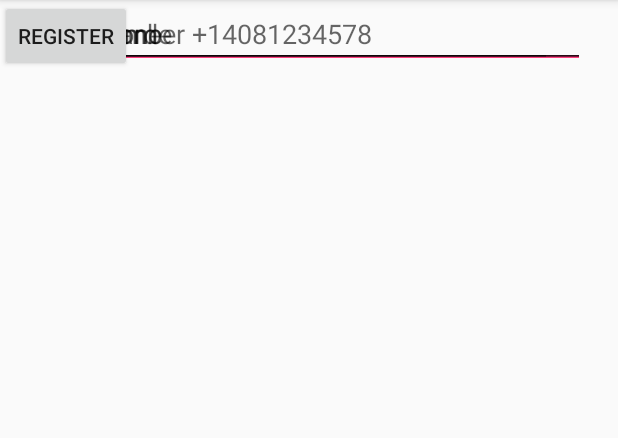
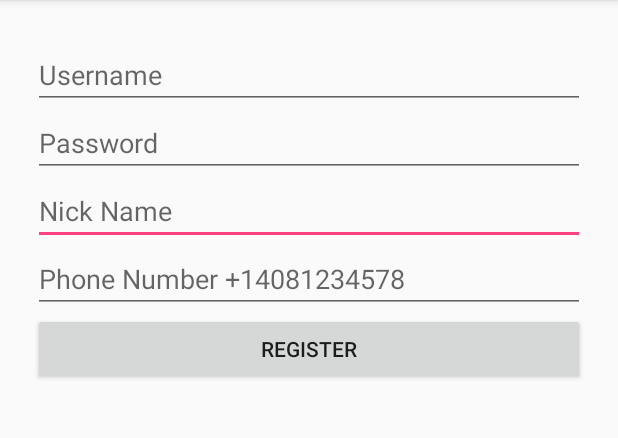
Before and after one commit to vivz753/CMPE131Atlas, an Android app: the screen it shows after launch (RegisterActivity), after a tap on "New? Register Here", on a phone screen of 412 x 824 dp, the part 84-522 px from its top. Run offline under Robolectric (Android 15) with nearby library versions, the phone set to English and light mode, and no system bars.

```diff
--- a/app/src/main/java/com/example/x1user/atlas/LoginActivity.java
+++ b/app/src/main/java/com/example/x1user/atlas/LoginActivity.java
@@ -20,6 +20,16 @@ public class LoginActivity extends AppCompatActivity {
         final EditText etPassword = (EditText)findViewById(R.id.etPassword);
 
         final Button bLogin = (Button)findViewById(R.id.bLogin);
+        bLogin.setOnClickListener(new View.OnClickListener(){
+
+            @Override
+            public void onClick(View v) {
+                Intent registerIntent = new Intent(LoginActivity.this, UserAreaActivity.class);
+                startActivity(registerIntent);
+            }
+        });
+
+
         final TextView tvRegister = (TextView)findViewById(R.id.tvRegister);
         tvRegister.setOnClickListener(new View.OnClickListener(){
 
--- a/app/src/main/java/com/example/x1user/atlas/RegisterActivity.java
+++ b/app/src/main/java/com/example/x1user/atlas/RegisterActivity.java
@@ -1,7 +1,9 @@
 package com.example.x1user.atlas;
 
+import android.content.Intent;
 import android.support.v7.app.AppCompatActivity;
 import android.os.Bundle;
+import android.view.View;
 import android.widget.Button;
 import android.widget.EditText;
 
@@ -18,5 +20,14 @@ public class RegisterActivity extends AppCompatActivity {
         final EditText etPhoneNumber = (EditText)findViewById(R.id.etPhoneNumber);
 
         final Button bRegister = (Button)findViewById(R.id.bRegister);
+
+        bRegister.setOnClickListener(new View.OnClickListener(){
+
+            @Override
+            public void onClick(View v) {
+                Intent registerIntent = new Intent(RegisterActivity.this, UserAreaActivity.class);
+                startActivity(registerIntent);
+            }
+        });
     }
 }
--- a/app/src/main/res/layout/activity_register.xml
+++ b/app/src/main/res/layout/activity_register.xml
@@ -15,7 +15,7 @@
         android:inputType="textPersonName|textVisiblePassword"
         app:layout_constraintLeft_toLeftOf="parent"
         app:layout_constraintRight_toRightOf="parent"
-        tools:layout_editor_absoluteY="109dp" />
+        app:layout_constraintTop_toBottomOf="@+id/etPassword" />
 
     <EditText
         android:id="@+id/etUserName"
@@ -26,7 +26,8 @@
         android:inputType="textPersonName"
         app:layout_constraintLeft_toLeftOf="parent"
         app:layout_constraintRight_toRightOf="parent"
-        tools:layout_editor_absoluteY="16dp" />
+        app:layout_constraintTop_toTopOf="parent"
+        android:layout_marginTop="27dp" />
 
     <EditText
         android:id="@+id/etPassword"
@@ -37,7 +38,7 @@
         android:inputType="textPassword"
         app:layout_constraintLeft_toLeftOf="parent"
         app:layout_constraintRight_toRightOf="parent"
-        tools:layout_editor_absoluteY="66dp" />
+        app:layout_constraintTop_toBottomOf="@+id/etUserName" />
 
     <EditText
         android:id="@+id/etPhoneNumber"
@@ -46,14 +47,17 @@
         android:ems="10"
         android:hint="Phone Number +14081234578"
         android:inputType="phone"
-        tools:layout_editor_absoluteX="8dp"
-        tools:layout_editor_absoluteY="152dp" />
+        app:layout_constraintTop_toBottomOf="@+id/etNickName"
+        app:layout_constraintRight_toRightOf="parent"
+        app:layout_constraintLeft_toLeftOf="parent" />
 
     <Button
         android:id="@+id/bRegister"
-        android:layout_width="wrap_content"
+        android:layout_width="368dp"
         android:layout_height="wrap_content"
         android:text="Register"
-        tools:layout_editor_absoluteX="148dp"
-        tools:layout_editor_absoluteY="206dp" />
+        android:layout_marginTop="0dp"
+        app:layout_constraintTop_toBottomOf="@+id/etPhoneNumber"
+        app:layout_constraintRight_toRightOf="parent"
+        app:layout_constraintLeft_toLeftOf="parent" />
 </android.support.constraint.ConstraintLayout>
--- a/build.gradle
+++ b/build.gradle
@@ -5,7 +5,7 @@ buildscript {
         jcenter()
     }
     dependencies {
-        classpath 'com.android.tools.build:gradle:2.3.0'
+        classpath 'com.android.tools.build:gradle:2.3.2'
 //compile "com.android.volley:volley:1.0.0"
         // NOTE: Do not place your application dependencies here; they belong
         // in the individual module build.gradle files
```
Also changed, not shown: 34 other files.
